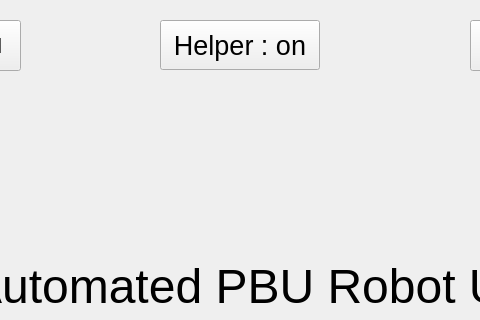
Old version of the form Greyform-linux/Python_Application/UI_Design/mainframe.ui in the repository mokzhizhuan/GreyForm_UIs; both pictures show x 150 to 630 and y 0 to 320 of the 800 by 600 pixel window.
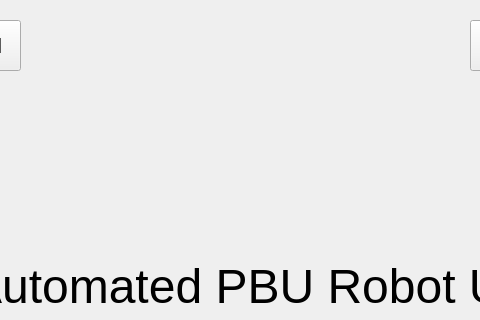
New version of the form.

Patch:
```diff
--- a/Greyform-linux/Python_Application/UI_Design/mainframe.ui
+++ b/Greyform-linux/Python_Application/UI_Design/mainframe.ui
@@ -850,30 +850,6 @@
        <string>User Manual</string>
       </property>
      </widget>
-     <widget class="QPushButton" name="helperButton">
-      <property name="geometry">
-       <rect>
-        <x>310</x>
-        <y>10</y>
-        <width>160</width>
-        <height>50</height>
-       </rect>
-      </property>
-      <property name="sizePolicy">
-       <sizepolicy hsizetype="Expanding" vsizetype="Expanding">
-        <horstretch>0</horstretch>
-        <verstretch>0</verstretch>
-       </sizepolicy>
-      </property>
-      <property name="font">
-       <font>
-        <pointsize>20</pointsize>
-       </font>
-      </property>
-      <property name="text">
-       <string>Helper : on</string>
-      </property>
-     </widget>
     </widget>
     <widget class="QWidget" name="settingpage"/>
     <widget class="QWidget" name="usermanualpage"/>
```
